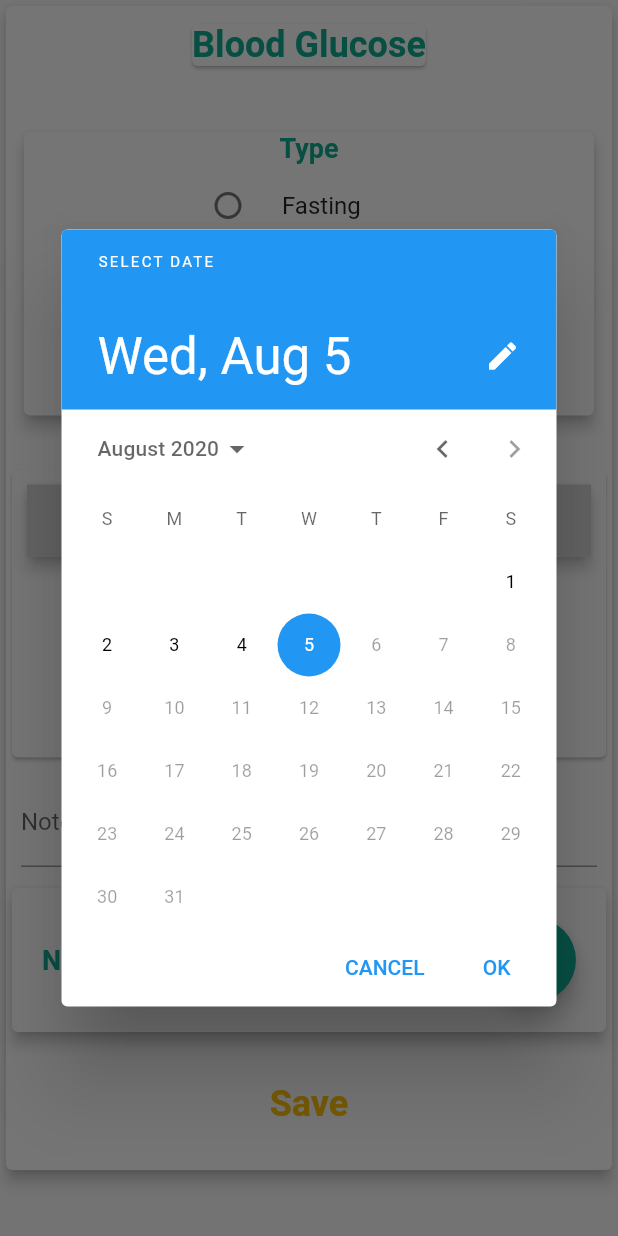
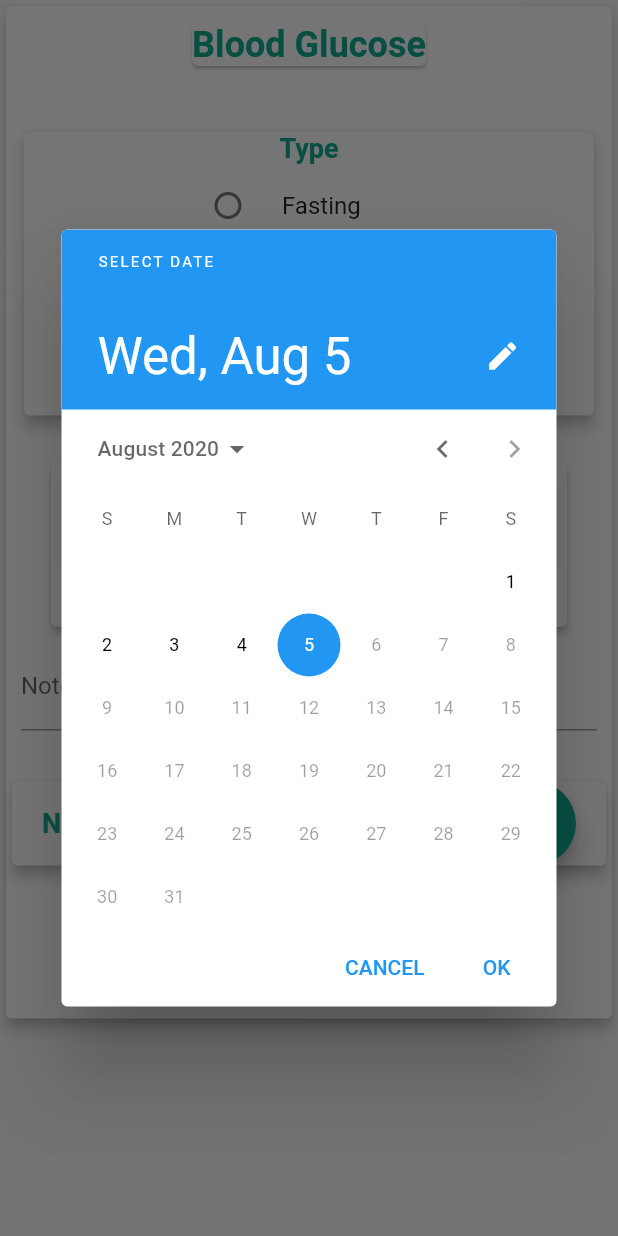
Before and after one commit to AbdelrahmanMagdy84/AMUN_mobile_APP, a Flutter app: the NewGlucose screen opened directly, after a tap on the "date range" icon, on a phone screen of 412 x 824 dp. Run offline on Flutter 3.47's test engine with Material 2 defaults, Android fonts, the phone set to English and light mode, and no system bars; our stand-ins replace dropdown_search, flare_flutter, flutter_local_notifications, form_field_validator, image_picker, numberpicker and 3 more; missing offline and left inert: esys_flutter_share, flutter_datetime_formfield, qr_code_scanner; accounts and stored records are empty; statements that could not run were skipped.

Commit message:
glucose&pressure_edit

```diff
--- a/lib/input_widgets/new_glucose.dart
+++ b/lib/input_widgets/new_glucose.dart
@@ -1,6 +1,6 @@
+import 'package:amun/models/BloodGlucose.dart';
 import 'package:intl/intl.dart';
 import 'package:numberpicker/numberpicker.dart';
-import '../models/blood_glucose.dart';
 import 'package:flutter/material.dart';
 
 class NewGlucose extends StatefulWidget {
@@ -11,6 +11,128 @@ class NewGlucose extends StatefulWidget {
 class _NewGlucoseState extends State<NewGlucose> {
   BloodGlucose glucose = new BloodGlucose();
   final noteController = TextEditingController();
+
+  @override
+  Widget build(BuildContext context) {
+    var mediaQuery = MediaQuery.of(context).size.height;
+    return Scaffold(
+      body: SingleChildScrollView(
+        child: Card(
+          elevation: 4,
+          child: Column(
+            crossAxisAlignment: CrossAxisAlignment.center,
+            children: <Widget>[
+              Padding(
+                padding: const EdgeInsets.all(8.0),
+                child: Card(
+                  child: Text(
+                    'Blood Glucose',
+                    style: TextStyle(
+                        color: Theme.of(context).accentColor,
+                        fontSize: 24,
+                        fontWeight: FontWeight.bold),
+                  ),
+                ),
+              ),
+              Container(
+                padding: EdgeInsets.symmetric(vertical: 20),
+                width: double.infinity,
+                child: Container(
+                  margin: const EdgeInsets.all(8.0),
+                  child: Card(
+                      elevation: 4,
+                      child: Column(
+                        children: <Widget>[
+                          Text(
+                            "Type",
+                            style: Theme.of(context).textTheme.title,
+                          ),
+                          buildRadioListTile(TimeType.fasting, 'Fasting'),
+                          buildRadioListTile(
+                              TimeType.afterEating, 'After Eating'),
+                          buildRadioListTile(
+                              TimeType.two_three_hours_aftrer_eating,
+                              '2-3 hours after eating'),
+                        ],
+                      )),
+                ),
+              ),
+              Container(
+                width: double.infinity,
+                child: Card(
+                  elevation: 2,
+                  margin: EdgeInsets.symmetric(horizontal:30),
+                  child: buildNumberPicker(
+                      title: 'Glucose', measureUnite: 'mg/dl'),
+                ),
+              ),
+              Padding(
+                padding: const EdgeInsets.all(10.0),
+                child: TextField(
+                  decoration: InputDecoration(
+                    labelText: "Note",
+                  ),
+                  controller: noteController,
+                  keyboardType: TextInputType.text,
+                ),
+              ),
+              Container(
+                margin: EdgeInsets.only(top: 20),
+                child: Card(
+                  elevation: 4,
+                  child: Container(
+                    padding: EdgeInsets.symmetric(horizontal: 20),
+                    child: Row(
+                      children: <Widget>[
+                        Expanded(
+                          child: Text(
+                            glucose.date == null
+                                ? 'No date chosen'
+                                : 'Picked Date: ${DateFormat.yMd().format(glucose.date)}',
+                            style: Theme.of(context).textTheme.title,
+                          ),
+                        ),
+                        FloatingActionButton(
+                          onPressed: displayDatePicker,
+                          child: Icon(
+                            Icons.date_range,
+                            color: Theme.of(context).primaryColor,
+                          ),
+                        )
+                      ],
+                    ),
+                  ),
+                ),
+              ),
+              Container(
+                margin: EdgeInsets.only(top: 20, bottom: 30),
+                child: FlatButton(
+                    onPressed: () {
+                      glucose.note = noteController.text;
+                      glucose.value = currentValue;
+
+                      print(glucose.timeType);
+                      print(glucose.value);
+                      print(glucose.note);
+                      print(glucose.date);
+                      print(glucose.id);
+                    },
+                    color: Theme.of(context).accentColor,
+                    child: Text(
+                      'Save',
+                      style: TextStyle(
+                          color: Theme.of(context).primaryColor,
+                          fontSize: 24,
+                          fontWeight: FontWeight.bold),
+                    )),
+              )
+            ],
+          ),
+        ),
+      ),
+    );
+  }
+
   void displayDatePicker() {
     showDatePicker(
             context: context,
@@ -111,112 +233,4 @@ class _NewGlucoseState extends State<NewGlucose> {
       ],
     );
   }
-
-  @override
-  Widget build(BuildContext context) {
-    var mediaQuery = MediaQuery.of(context).size.height;
-
-    var postprandial;
-    return Scaffold(
-      body: SingleChildScrollView(
-        child: Card(
-          elevation: 4,
-          child: Column(
-            crossAxisAlignment: CrossAxisAlignment.center,
-            children: <Widget>[
-              Padding(
-                padding: const EdgeInsets.all(8.0),
-                child: Card(
-                  child: Text(
-                    'Blood Glucose',
-                    style: TextStyle(
-                        color: Theme.of(context).accentColor,
-                        fontSize: 24,
-                        fontWeight: FontWeight.bold),
-                  ),
-                ),
-              ),
-              Container(
-                padding: EdgeInsets.symmetric(vertical: 20),
-                width: double.infinity,
-                child: Container(
-                  margin: const EdgeInsets.all(8.0),
-                  child: Card(
-                      elevation: 4,
-                      child: Column(
-                        children: <Widget>[
-                          Text(
-                            "Type",
-                            style: Theme.of(context).textTheme.title,
-                          ),
-                          buildRadioListTile(TimeType.fasting, 'Fasting'),
-                          buildRadioListTile(
-                              TimeType.afterEating, 'After Eating'),
-                          buildRadioListTile(
-                              TimeType.two_three_hours_aftrer_eating,
-                              '2-3 hours after eating'),
-                        ],
-                      )),
-                ),
-              ),
-              Container(
-                height: 200,
-                width: double.infinity,
-                child: Card(
-                  child: buildNumberPicker(
-                      title: 'Glucose', measureUnite: 'mg/dl'),
-                ),
-              ),
-              Padding(
-                padding: const EdgeInsets.all(10.0),
-                child: TextField(
-                  decoration: InputDecoration(
-                    labelText: "Note",
-                  ),
-                  controller: noteController,
-                  keyboardType: TextInputType.text,
-                ),
-              ),
-              Card(
-                elevation: 4,
-                child: Padding(
-                  padding: EdgeInsets.symmetric(vertical: 20, horizontal: 20),
-                  child: Row(
-                    children: <Widget>[
-                      Expanded(
-                        child: Text(
-                          glucose.date == null
-                              ? 'No date chosen'
-                              : 'Picked Date: ${DateFormat.yMd().format(glucose.date)}',
-                          style: Theme.of(context).textTheme.title,
-                        ),
-                      ),
-                      FloatingActionButton(
-                        onPressed: displayDatePicker,
-                        child: Icon(
-                          Icons.date_range,
-                          color: Theme.of(context).primaryColor,
-                        ),
-                      )
-                    ],
-                  ),
-                ),
-              ),
-              FlatButton(
-                  padding: EdgeInsets.all(30),
-                  onPressed: null,
-                  color: Theme.of(context).accentColor,
-                  child: Text(
-                    'Save',
-                    style: TextStyle(
-                        color: Theme.of(context).primaryColor,
-                        fontSize: 24,
-                        fontWeight: FontWeight.bold),
-                  ))
-            ],
-          ),
-        ),
-      ),
-    );
-  }
 }
--- a/lib/items/glucose_item.dart
+++ b/lib/items/glucose_item.dart
@@ -1,4 +1,5 @@
-import '../models/blood_glucose.dart';
+
+import 'package:amun/models/BloodGlucose.dart';
 import 'package:flutter/material.dart';
 import 'package:intl/intl.dart';
 
--- a/lib/models/blood_glucose.dart
+++ /dev/null
@@ -1,10 +0,0 @@
-enum TimeType{fasting,afterEating,two_three_hours_aftrer_eating}
-
-
-class BloodGlucose{
-  int id;
-  int value;
-  TimeType timeType;
-  DateTime date;
-  BloodGlucose({this.id,this.value,this.date,this.timeType});
-}
```
Also changed, not shown: lib/input_widgets/new_pressure.dart (+53 -74 lines), lib/items/pressure_item.dart (+27 -10 lines), lib/models/blood_Pressure.dart (deleted, +0 -8 lines).
